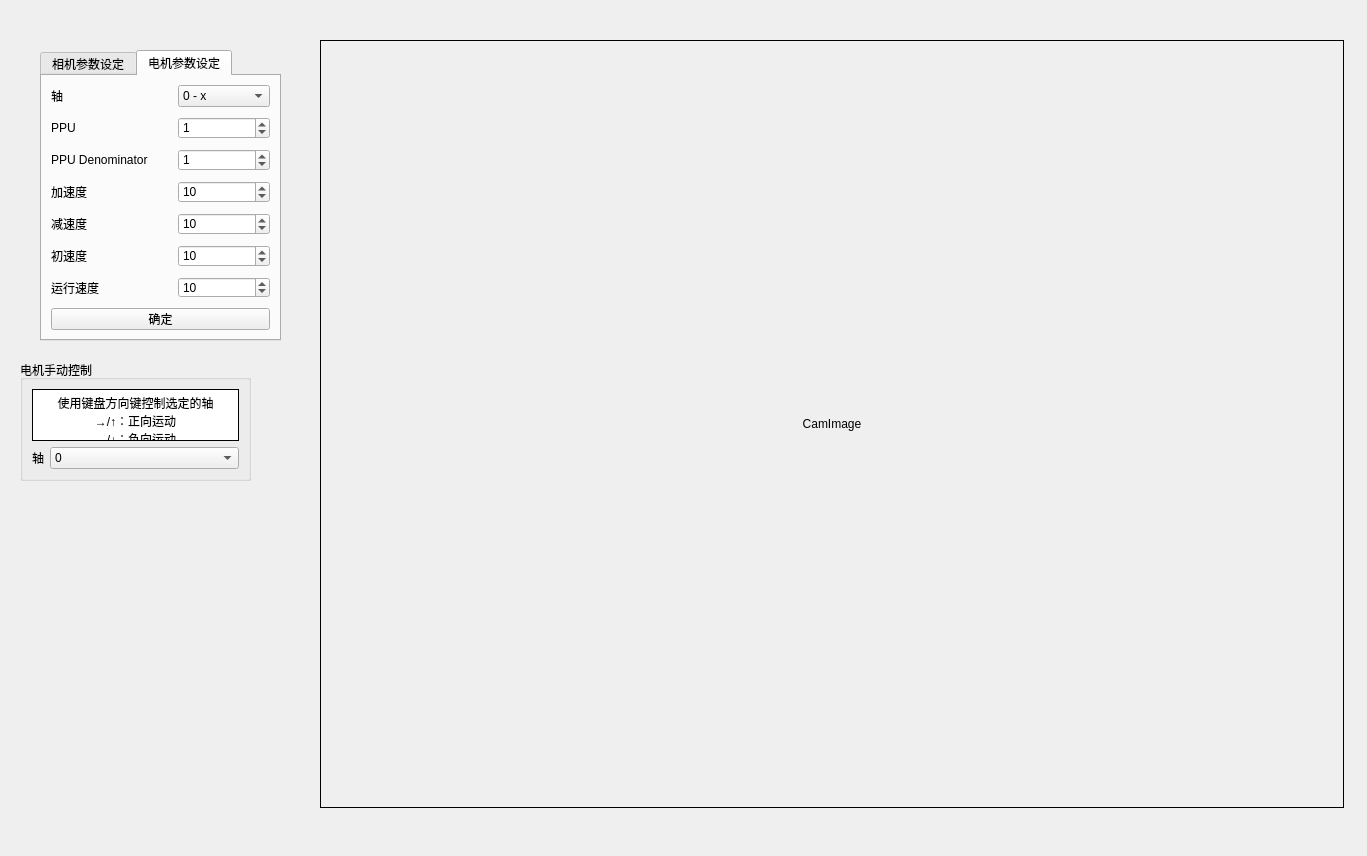
Old version of the form src/ConstMicroDistanceSystem.ui in the repository Maplefsnow/ConstMicroDistanceSystem.
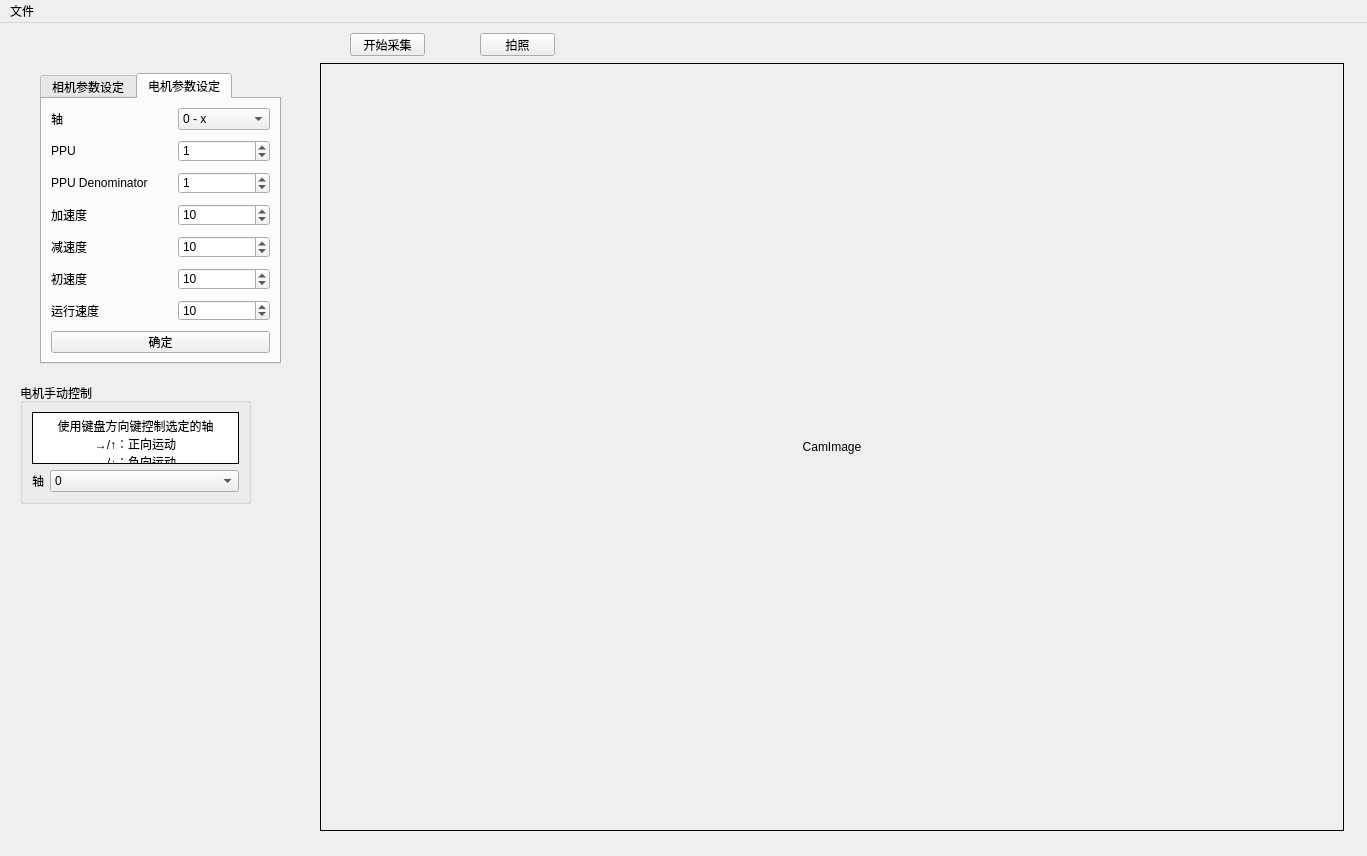
New version of the form. The open tabs and pages were chosen to show the change.

Commit message: [update] add start grab

What changed in the file:
```diff
--- a/src/ConstMicroDistanceSystem.ui
+++ b/src/ConstMicroDistanceSystem.ui
@@ -345,6 +345,32 @@
      </item>
     </layout>
    </widget>
+   <widget class="QPushButton" name="pushButton_switchGrab">
+    <property name="geometry">
+     <rect>
+      <x>350</x>
+      <y>10</y>
+      <width>75</width>
+      <height>23</height>
+     </rect>
+    </property>
+    <property name="text">
+     <string>开始采集</string>
+    </property>
+   </widget>
+   <widget class="QPushButton" name="pushButton_takePhoto">
+    <property name="geometry">
+     <rect>
+      <x>480</x>
+      <y>10</y>
+      <width>75</width>
+      <height>23</height>
+     </rect>
+    </property>
+    <property name="text">
+     <string>拍照</string>
+    </property>
+   </widget>
   </widget>
   <widget class="QStatusBar" name="statusBar">
    <property name="sizeGripEnabled">
@@ -360,6 +386,14 @@
      <height>21</height>
     </rect>
    </property>
+   <widget class="QMenu" name="menu">
+    <property name="title">
+     <string>文件</string>
+    </property>
+    <addaction name="actionphoto_location"/>
+    <addaction name="actionvideo_location"/>
+   </widget>
+   <addaction name="menu"/>
   </widget>
  </widget>
  <resources/>
```
Left out of the diff: 76 changed lines with no effect on the pictures. The commit also changes 4 other files.
